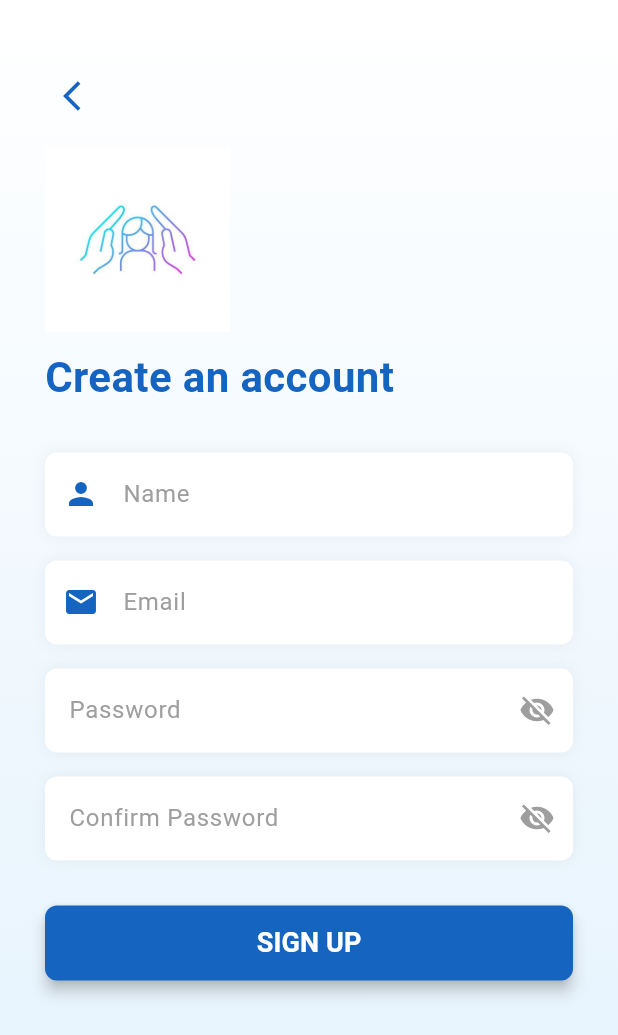
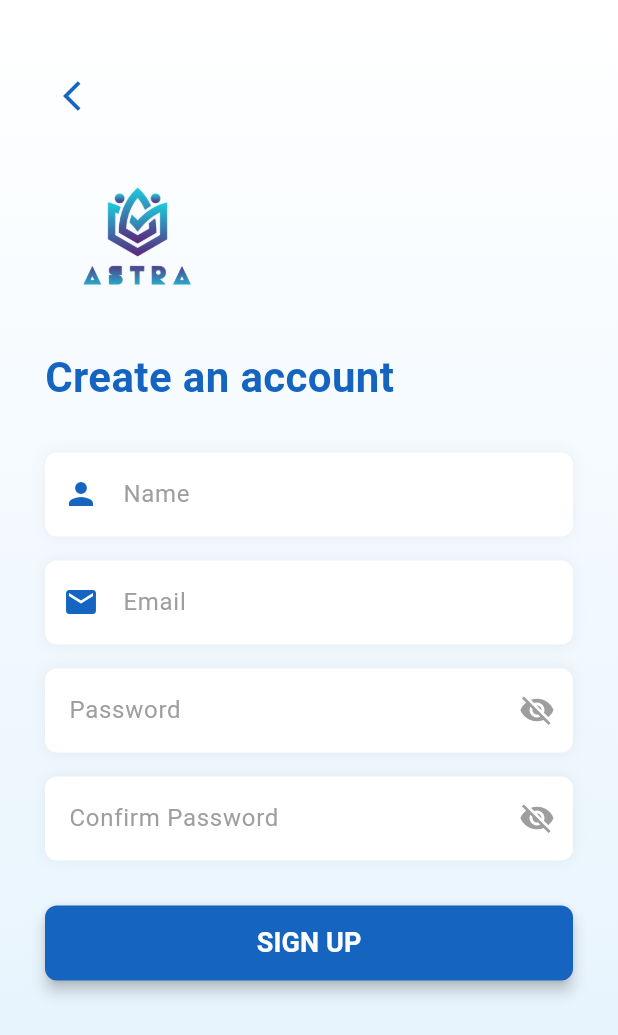
Before and after one commit to Nimisha010/Astra, a Flutter app: the screen it shows after launch, after a tap on "Sign Up", on a phone screen of 412 x 824 dp. Shown: the top 1035 px of the screen. Run offline on Flutter 3.47's test engine with Material 3 defaults, Android fonts, the phone set to English and light mode, and no system bars; our stand-ins replace firebase_auth, firebase_core, google_fonts, google_sign_in; accounts and stored records are empty; Roboto replaces fonts that are missing (Times New Roman).

```diff
--- a/lib/screens/SignUpScreen.dart
+++ b/lib/screens/SignUpScreen.dart
@@ -430,8 +430,8 @@ class _SignUpScreenState extends State<SignUpScreen> {
                   height: height * 0.15,
                   width: height * 0.15,
                   alignment: Alignment.centerLeft,
-                  child:
-                      Image.asset('assets/astra_logo.jpg', fit: BoxFit.contain),
+                  child: Image.asset('assets/madeastralogo.png',
+                      fit: BoxFit.contain),
                 ),
 
                 const SizedBox(height: 10),
--- a/lib/screens/login_screen.dart
+++ b/lib/screens/login_screen.dart
@@ -887,7 +887,7 @@ class _LoginScreenState extends State<LoginScreen> {
                   width: height * 0.15,
                   alignment: Alignment.centerLeft,
                   child: Image.asset(
-                    'assets/astra_logo.png',
+                    'assets/madeastralogo.png',
                     fit: BoxFit.contain,
                     errorBuilder: (context, error, stackTrace) {
                       return Container(
--- a/lib/services/api_service.dart
+++ b/lib/services/api_service.dart
@@ -8,7 +8,8 @@ class ApiService {
   // For iOS simulator use 127.0.0.1. For a real device, use your PC's LAN IP.
   static const String _baseUrl = String.fromEnvironment('ASTRA_API_URL',
       defaultValue:
-          'http://192.168.1.8:5000'); // use 10.0.2.2 for Android emulator
+          //  'http://192.168.1.2:5000'); // use 10.0.2.2 for Android emulator
+          'http://10.242.43.98:5000');
 
   /// Sends `text` to /predict and returns decoded JSON map.
   /// Throws an exception on network error or non-200 response.
--- a/pubspec.yaml
+++ b/pubspec.yaml
@@ -28,4 +28,6 @@ flutter:
 
   assets:
     - assets/astra_logo.jpg
+    - assets/madeastralogo.png
     - assets/google_logo.png
+    - assets/astralogo.png
```
Also changed, not shown: assets/astralogo.png (added), assets/madeastralogo.png (added).
